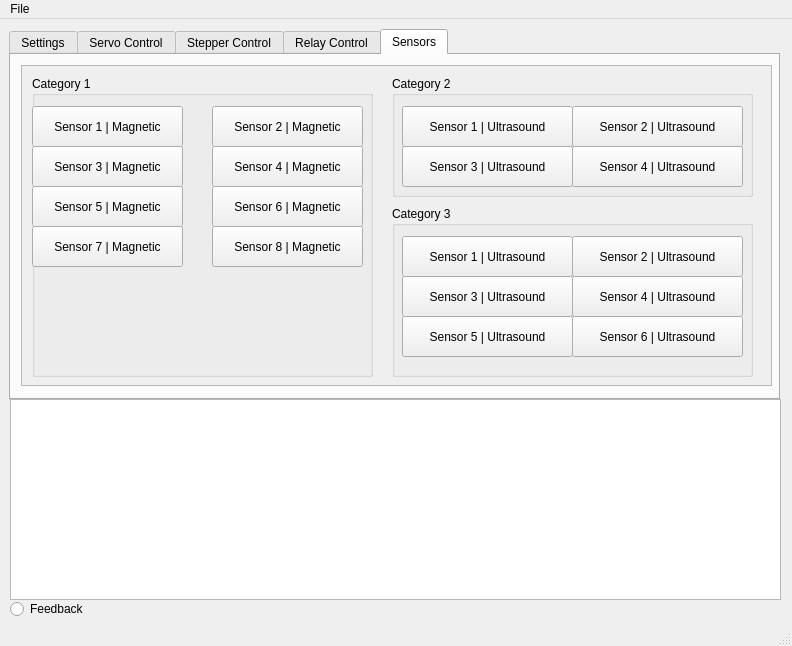
Qt form main.ui (pratikguru/WNS-Board-Controller) before a commit.
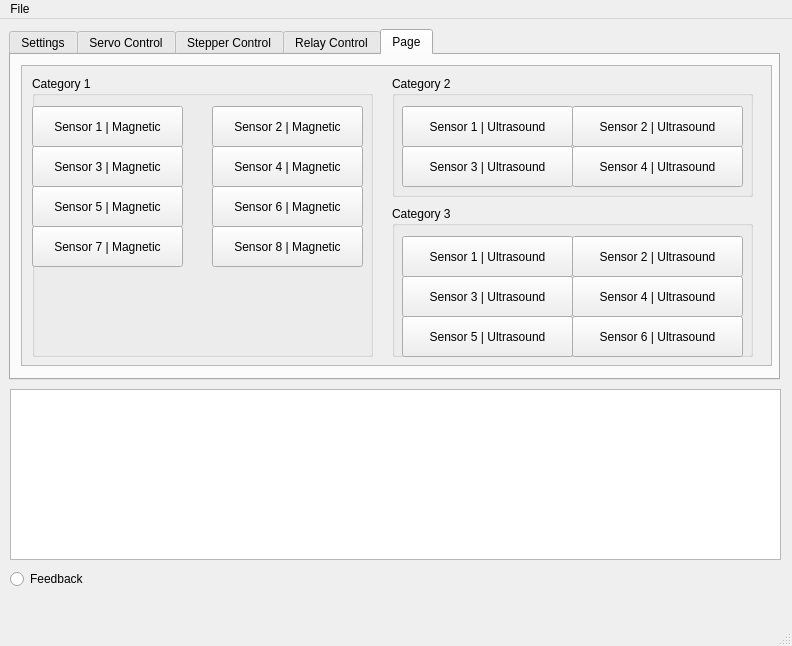
The same form after that commit. The open tabs and pages were chosen to show the change.

```diff
--- a/main.ui
+++ b/main.ui
@@ -35,7 +35,7 @@
       <x>9</x>
       <y>10</y>
       <width>771</width>
-      <height>371</height>
+      <height>351</height>
      </rect>
     </property>
     <property name="currentIndex">
@@ -420,7 +420,7 @@
     </widget>
     <widget class="QWidget" name="tab_4">
      <attribute name="title">
-      <string>Sensors</string>
+      <string>Page</string>
      </attribute>
      <widget class="QScrollArea" name="scrollArea">
       <property name="geometry">
@@ -428,7 +428,7 @@
         <x>10</x>
         <y>10</y>
         <width>751</width>
-        <height>321</height>
+        <height>301</height>
        </rect>
       </property>
       <property name="widgetResizable">
@@ -440,7 +440,7 @@
          <x>0</x>
          <y>0</y>
          <width>749</width>
-         <height>319</height>
+         <height>299</height>
         </rect>
        </property>
        <widget class="QGroupBox" name="groupBox">
@@ -449,7 +449,7 @@
           <x>10</x>
           <y>10</y>
           <width>341</width>
-          <height>301</height>
+          <height>281</height>
          </rect>
         </property>
         <property name="title">
@@ -631,7 +631,7 @@
           <x>370</x>
           <y>140</y>
           <width>361</width>
-          <height>171</height>
+          <height>151</height>
          </rect>
         </property>
         <property name="title">
@@ -724,9 +724,9 @@
     <property name="geometry">
      <rect>
       <x>10</x>
-      <y>380</y>
+      <y>370</y>
       <width>771</width>
-      <height>201</height>
+      <height>171</height>
      </rect>
     </property>
     <property name="frameShadow">
@@ -749,7 +749,7 @@
     <property name="geometry">
      <rect>
       <x>10</x>
-      <y>580</y>
+      <y>550</y>
       <width>100</width>
       <height>20</height>
      </rect>
```
Left out of the diff: 4 changed lines with no effect on the pictures.
